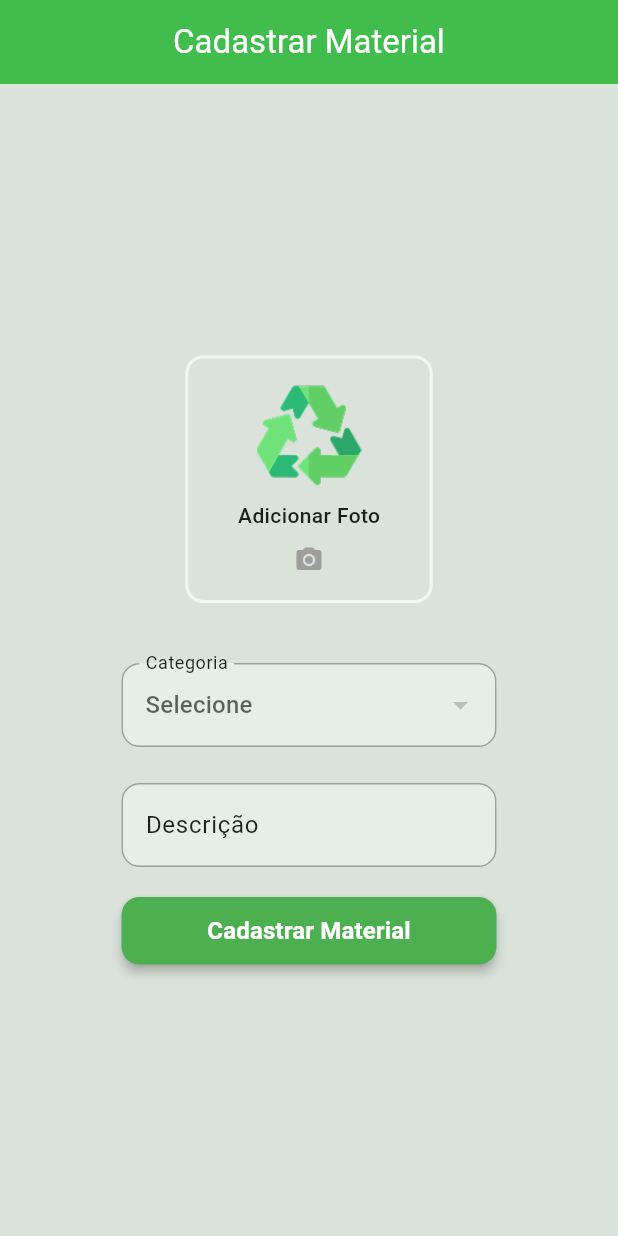
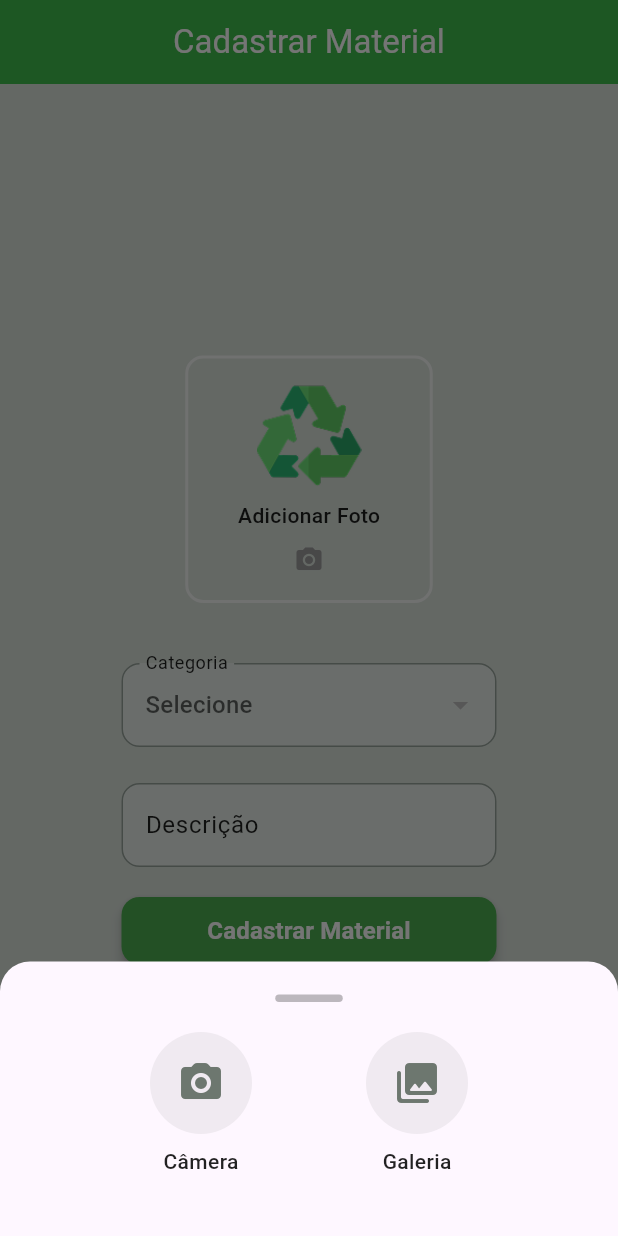
Before and after one commit to Flamarionfp/tribus-app, a Flutter app: the screen it shows after launch, after a tap on "Adicionar Foto", on a phone screen of 412 x 824 dp. Run offline on Flutter 3.47's test engine with Material 3 defaults, Android fonts, the light colour scheme and no system bars; drawn by our look-alikes of flutter_animate; our stand-ins replace flutter_dotenv, image_picker; network calls fail.

Commit message:
feat: allow to take a picture using camera

```diff
--- a/lib/screens/register_recyclable_material.screen.dart
+++ b/lib/screens/register_recyclable_material.screen.dart
@@ -3,6 +3,7 @@ import 'package:flutter/material.dart';
 import 'package:flutter_animate/flutter_animate.dart';
 import 'package:tribus/widgets/button.widget.dart';
 import 'package:tribus/widgets/photo_picker.widget.dart';
+import 'package:tribus/widgets/photo_source_sheet.widget.dart';
 import 'package:tribus/widgets/select_input.widget.dart';
 import 'package:tribus/widgets/text_input.widget.dart';
 import 'package:image_picker/image_picker.dart';
@@ -78,13 +79,13 @@ class _RegisterRecyclableMaterialScreenState
     setState(() => _loadingPrediction = false);
   }
 
-  Future<void> pickImage() async {
+  Future<void> pickImageFrom(ImageSource source) async {
     if (_picking) return;
     _picking = true;
 
     try {
       final picker = ImagePicker();
-      final XFile? image = await picker.pickImage(source: ImageSource.gallery);
+      final XFile? image = await picker.pickImage(source: source);
 
       if (image != null) {
         final file = File(image.path);
@@ -96,6 +97,23 @@ class _RegisterRecyclableMaterialScreenState
     } finally {
       _picking = false;
     }
+  }
+
+  void showPhotoSourceSheet() {
+    showModalBottomSheet(
+      context: context,
+      backgroundColor: Colors.transparent,
+      builder: (_) => PhotoSourceSheet(
+        onCamera: () async {
+          Navigator.pop(context);
+          await pickImageFrom(ImageSource.camera);
+        },
+        onGallery: () async {
+          Navigator.pop(context);
+          await pickImageFrom(ImageSource.gallery);
+        },
+      ),
+    );
   }
 
   void submit() async {
@@ -149,7 +167,7 @@ class _RegisterRecyclableMaterialScreenState
                     title: _loadingPrediction
                         ? "Analisando..."
                         : "Adicionar Foto",
-                    onTap: pickImage,
+                    onTap: showPhotoSourceSheet,
                   )
                   .animate()
                   .fade(duration: 500.ms, curve: Curves.easeOut)
--- /dev/null
+++ b/lib/widgets/photo_source_sheet.widget.dart
@@ -0,0 +1,102 @@
+import 'package:flutter/material.dart';
+
+class PhotoSourceSheet extends StatelessWidget {
+  final VoidCallback onCamera;
+  final VoidCallback onGallery;
+
+  const PhotoSourceSheet({
+    super.key,
+    required this.onCamera,
+    required this.onGallery,
+  });
+
+  @override
+  Widget build(BuildContext context) {
+    const iconColor = Color(0xFF6D776F);
+
+    return SafeArea(
+      child: Container(
+        padding: const EdgeInsets.symmetric(vertical: 22, horizontal: 24),
+        decoration: BoxDecoration(
+          color: Theme.of(context).colorScheme.surface,
+          borderRadius: const BorderRadius.vertical(top: Radius.circular(20)),
+        ),
+        child: Column(
+          mainAxisSize: MainAxisSize.min,
+          children: [
+            // Barra superior
+            Container(
+              width: 45,
+              height: 5,
+              decoration: BoxDecoration(
+                color: Colors.black26,
+                borderRadius: BorderRadius.circular(10),
+              ),
+            ),
+            const SizedBox(height: 20),
+
+            Row(
+              mainAxisAlignment: MainAxisAlignment.spaceEvenly,
+              children: [
+                _PhotoOption(
+                  icon: Icons.photo_camera_rounded,
+                  label: "Câmera",
+                  iconColor: iconColor,
+                  onTap: onCamera,
+                ),
+                _PhotoOption(
+                  icon: Icons.photo_library_rounded,
+                  label: "Galeria",
+                  iconColor: iconColor,
+                  onTap: onGallery,
+                ),
+              ],
+            ),
+
+            const SizedBox(height: 18),
+          ],
+        ),
+      ),
+    );
+  }
+}
+
+class _PhotoOption extends StatelessWidget {
+  final IconData icon;
+  final String label;
+  final VoidCallback onTap;
+  final Color iconColor;
+
+  const _PhotoOption({
+    required this.icon,
+    required this.label,
+    required this.onTap,
+    required this.iconColor,
+  });
+
+  @override
+  Widget build(BuildContext context) {
+    final style = Theme.of(context).textTheme.bodyMedium!.copyWith(
+      color: Colors.black87,
+      fontWeight: FontWeight.w500,
+    );
+
+    return GestureDetector(
+      onTap: onTap,
+      child: Column(
+        children: [
+          Container(
+            padding: const EdgeInsets.all(18),
+            decoration: BoxDecoration(
+              shape: BoxShape.circle,
+              color: Colors.grey.withOpacity(0.15),
+            ),
+            child: Icon(icon, size: 32, color: iconColor),
+          ),
+          const SizedBox(height: 8),
+          Text(label, style: style),
+        ],
+      ),
+    );
+  }
+}
```
